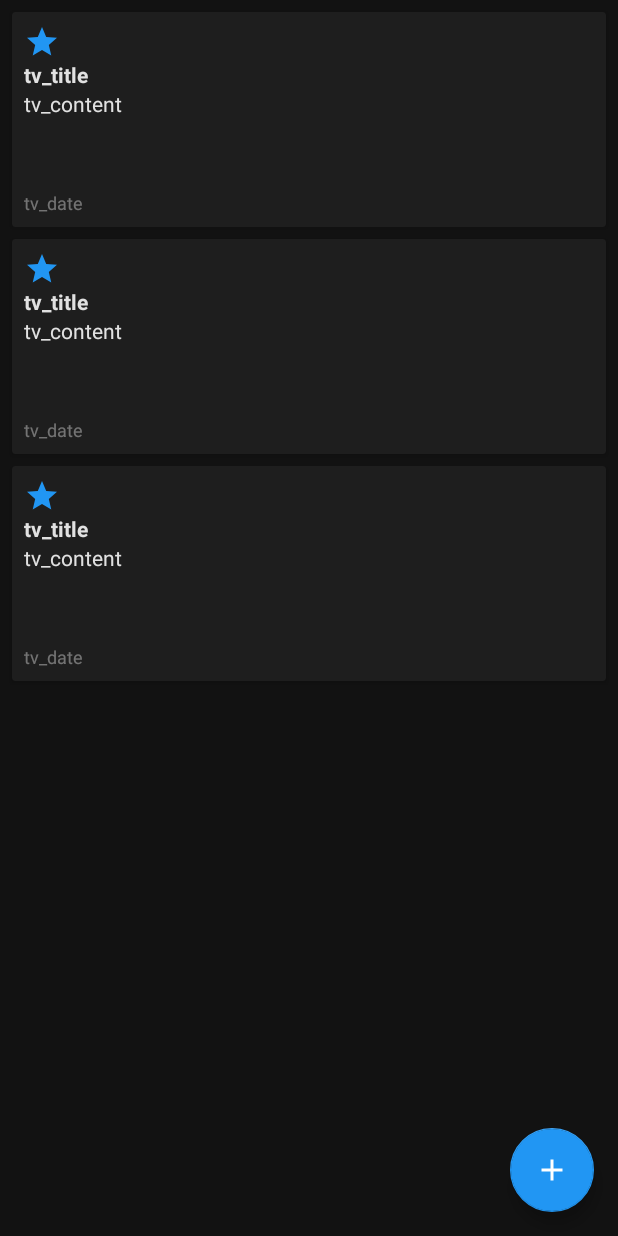
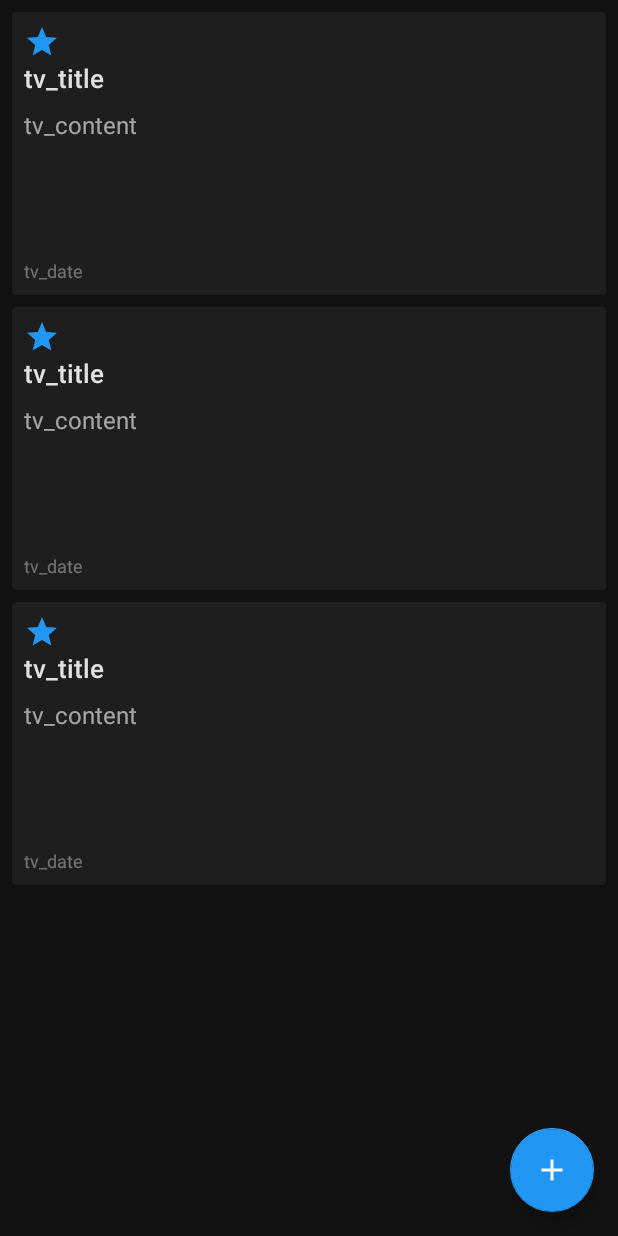
Before and after one commit to jaradgray/RoomNotes, an Android app: the layout activity_main.xml on its own in the app's theme, with its tools: preview values and no code run, on a phone screen of 412 x 824 dp. Run offline under Robolectric (Android 15) with nearby library versions, the phone set to English and light mode, and no system bars.

Commit message:
update text styles

```diff
--- a/app/src/main/res/layout/activity_note.xml
+++ b/app/src/main/res/layout/activity_note.xml
@@ -16,7 +16,7 @@
         android:layout_marginBottom="@dimen/margin_large"
         android:hint="Title"
         android:inputType="text"
-        android:textAppearance="@style/Text.Large.Bold"
+        style="@style/Text.Title"
         android:background="@android:color/transparent" />
 
     <EditText
@@ -25,15 +25,16 @@
         android:layout_height="wrap_content"
         android:hint="Note"
         android:inputType="textMultiLine"
-        android:textAppearance="@style/Text"
-        android:background="@android:color/transparent" />
+        style="@style/Text.Body"
+        android:lineSpacingMultiplier="@dimen/line_spacing_multiplier_content"
+        android:background="@android:color/transparent"/>
 
     <TextView
         android:id="@+id/activity_note_tv_charactercount"
         android:layout_width="match_parent"
         android:layout_height="wrap_content"
         android:text="tv_charactercount"
-        android:textAppearance="@style/Text.Small.Disabled"
+        style="@style/Text.Metadata"
         android:textAlignment="viewEnd" />
 
     <TextView
@@ -41,7 +42,7 @@
         android:layout_width="match_parent"
         android:layout_height="wrap_content"
         android:text="tv_date"
-        android:textAppearance="@style/Text.Small.Disabled"
+        style="@style/Text.Metadata"
         android:textAlignment="viewEnd" />
 
 </LinearLayout>
--- a/app/src/main/res/layout/item_note.xml
+++ b/app/src/main/res/layout/item_note.xml
@@ -23,8 +23,9 @@
             android:id="@+id/item_note_tv_title"
             android:layout_width="match_parent"
             android:layout_height="wrap_content"
+            android:layout_marginBottom="@dimen/margin_small"
             android:text="tv_title"
-            android:textAppearance="@style/Text.Medium.Bold"
+            style="@style/Text.Title.Cardview"
             android:maxLines="1"
             android:ellipsize="end"
             android:layout_below="@id/item_note_iv_favorited"/>
@@ -33,10 +34,12 @@
             android:id="@+id/item_note_tv_content"
             android:layout_width="match_parent"
             android:layout_height="wrap_content"
+            android:layout_marginBottom="@dimen/margin_large"
             android:text="tv_content"
-            android:textAppearance="@style/Text.Medium"
+            style="@style/Text.Body.Cardview"
             android:lines="4"
             android:maxLines="4"
+            android:lineSpacingMultiplier="@dimen/line_spacing_multiplier_content"
             android:ellipsize="end"
             android:layout_below="@id/item_note_tv_title"/>
 
@@ -45,7 +48,7 @@
             android:layout_width="match_parent"
             android:layout_height="wrap_content"
             android:text="tv_date"
-            android:textAppearance="@style/Text.Small.Disabled"
+            style="@style/Text.Metadata.Cardview"
             android:layout_below="@id/item_note_tv_content"/>
 
 
--- a/app/src/main/res/values/dimens.xml
+++ b/app/src/main/res/values/dimens.xml
@@ -5,8 +5,14 @@
     <dimen name="margin_large">16dp</dimen>
 
     <!-- Text Size -->
-    <dimen name="text_size_normal">16sp</dimen>
-    <dimen name="text_size_medium">14sp</dimen>
+    <dimen name="text_size_normal">18sp</dimen>
     <dimen name="text_size_small">12sp</dimen>
     <dimen name="text_size_large">20sp</dimen>
+
+    <dimen name="text_size_normal_cardview">16sp</dimen>
+    <dimen name="text_size_small_cardview">12sp</dimen>
+    <dimen name="text_size_large_cardview">17sp</dimen>
+
+    <!-- Line Spacing Multiplier -->
+    <dimen name="line_spacing_multiplier_content">1.1</dimen>
 </resources>
--- a/app/src/main/res/values/styles.xml
+++ b/app/src/main/res/values/styles.xml
@@ -24,38 +24,37 @@
     </style>
 
 
-    <!-- TextAppearance -->
-    <!-- Normal -->
+    <!-- Text -->
+    <!-- The base style all other text styles will extend. Don't use this style directly. -->
     <style name="Text" parent="TextAppearance.AppCompat">
-        <item name="android:textColor">@color/on_background_high_emphasis</item>
+        <item name="android:textColor">@color/on_background_medium_emphasis</item>
         <item name="android:textSize">@dimen/text_size_normal</item>
-    </style>
-    <style name="Text.Bold">
-        <item name="android:textStyle">bold</item>
+        <item name="android:fontFamily">sans-serif</item>
+
+        <item name="android:textColorHint">@color/on_background_disabled</item>
     </style>
 
-    <!-- Medium - for smaller text for the item_note items -->
-    <style name="Text.Medium">
-        <item name="android:textSize">@dimen/text_size_medium</item>
+    <!-- Text styles for general content -->
+    <style name="Text.Body" />
+    <style name="Text.Title">
+        <item name="android:textColor">@color/on_background_high_emphasis</item>
+        <item name="android:textSize">@dimen/text_size_large</item>
+        <item name="android:fontFamily">sans-serif-medium</item>
     </style>
-    <style name="Text.Medium.Bold">
-        <item name="android:textStyle">bold</item>
+    <style name="Text.Metadata">
+        <item name="android:textColor">@color/on_background_disabled</item>
+        <item name="android:textSize">@dimen/text_size_small</item>
     </style>
 
-    <!-- Small -->
-    <style name="Text.Small">
-        <item name="android:textSize">@dimen/text_size_small</item>
+    <!-- Text styles for CardViews -->
+    <style name="Text.Body.Cardview">
+        <item name="android:textSize">@dimen/text_size_normal_cardview</item>
     </style>
-    <style name="Text.Small.Disabled">
-        <item name="android:textColor">@color/on_background_disabled</item>
+    <style name="Text.Title.Cardview">
+        <item name="android:textSize">@dimen/text_size_large_cardview</item>
     </style>
-
-    <!-- Large -->
-    <style name="Text.Large">
-        <item name="android:textSize">@dimen/text_size_large</item>
-    </style>
-    <style name="Text.Large.Bold">
-        <item name="android:textStyle">bold</item>
+    <style name="Text.Metadata.Cardview">
+        <item name="android:textSize">@dimen/text_size_small_cardview</item>
     </style>
 
 </resources>
```
